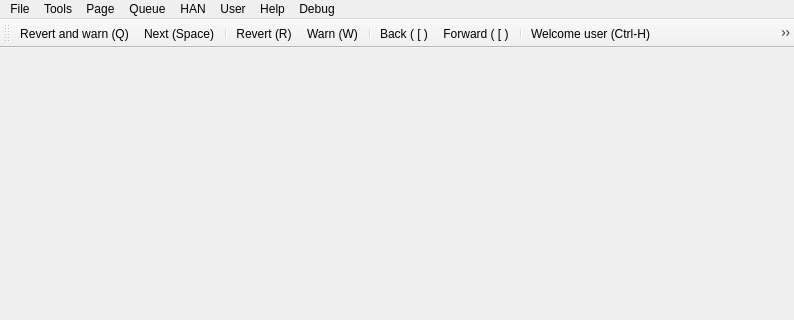
Above: huggle/mainwindow.ui from huggle/huggle3-qt-lx before the change; both pictures show x 0 to 794 and y 0 to 320 of the 794 by 482 pixel window. Below: the same form after it.
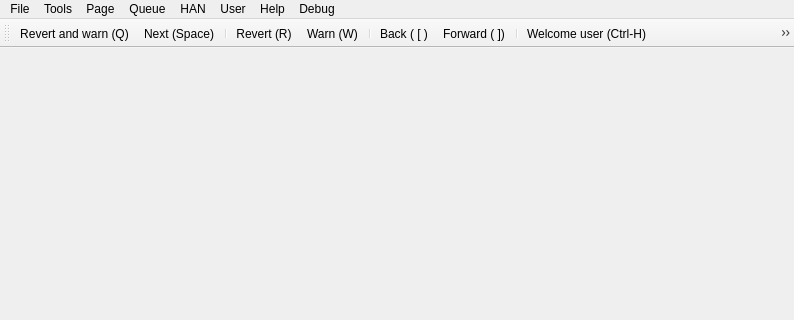
That is the form after the change. Icons and pictures are not drawn.

Commit message: fixed desc of button in main form

Patch:
```diff
--- a/huggle/mainwindow.ui
+++ b/huggle/mainwindow.ui
@@ -338,7 +338,7 @@
      <normaloff>:/huggle/pictures/Resources/browser-next.png</normaloff>:/huggle/pictures/Resources/browser-next.png</iconset>
    </property>
    <property name="text">
-    <string>Forward ( [ )</string>
+    <string notr="true">Forward ( ])</string>
    </property>
    <property name="shortcut">
     <string>]</string>
```
Left out of the diff: 120 changed lines with no effect on the pictures. The commit also changes 3 other files.
